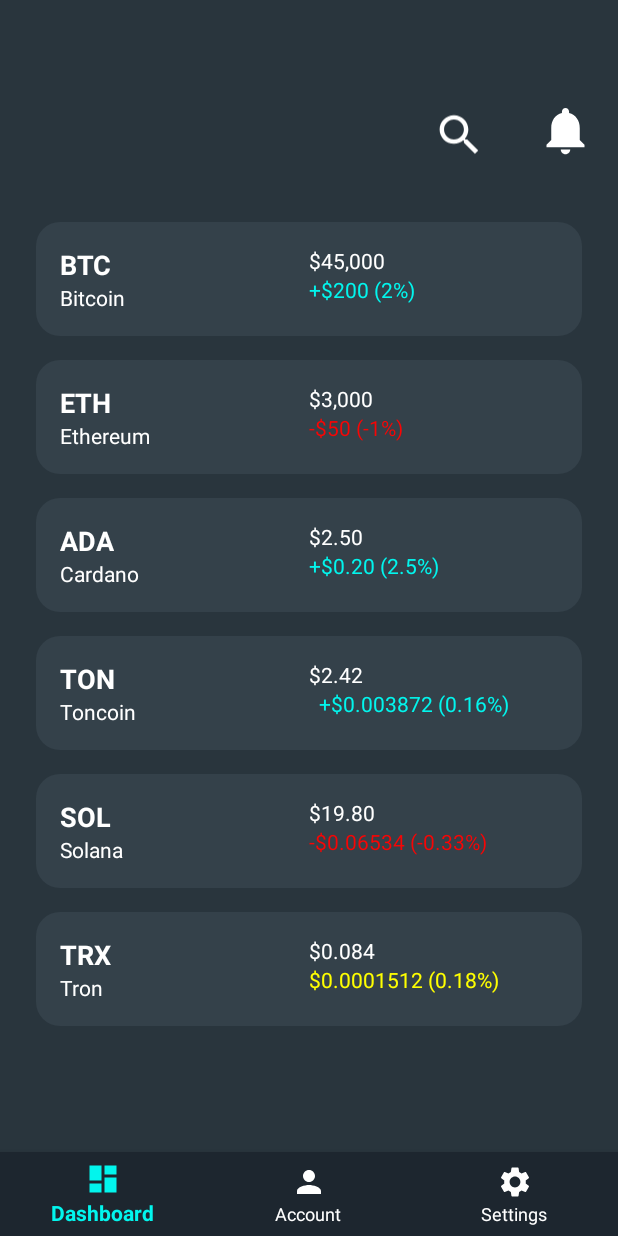
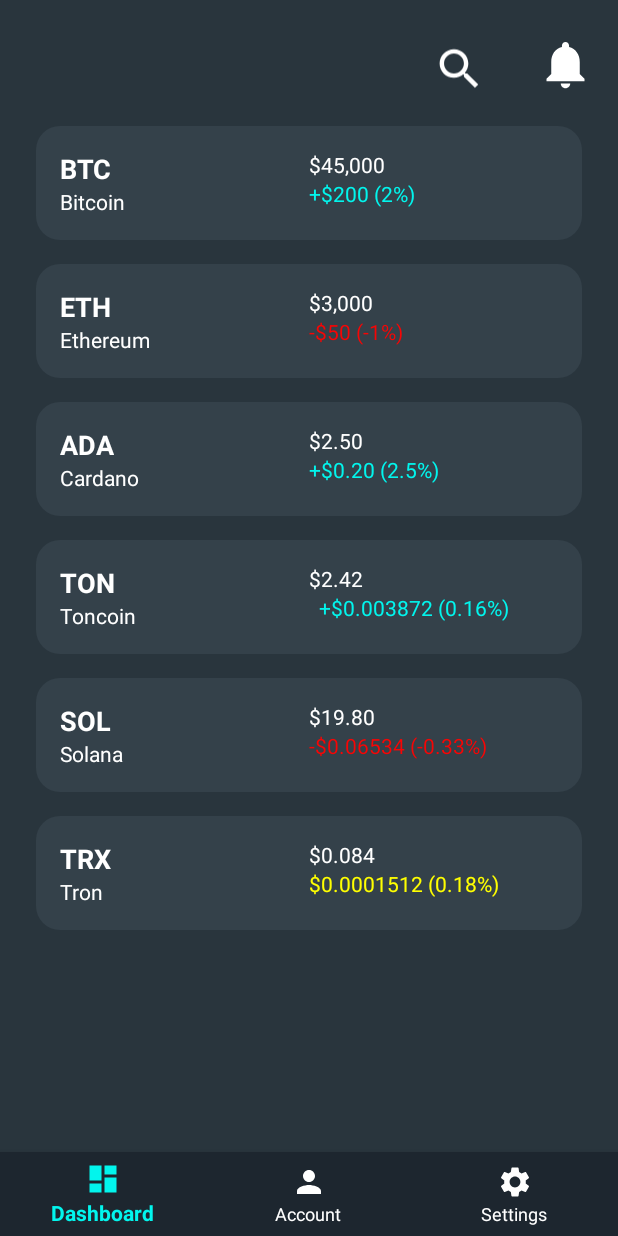
Before and after one commit to littleNightK/CoinView, an Android app: the screen it shows after launch (MainActivity), on a phone screen of 412 x 824 dp. Run offline under Robolectric (Android 15) with nearby library versions, the phone set to English and light mode, and no system bars.

Commit message:
minor dashboard layout changes

```diff
--- a/app/src/main/res/layout/fragment_dashboard.xml
+++ b/app/src/main/res/layout/fragment_dashboard.xml
@@ -18,7 +18,6 @@
         android:id="@+id/searchButton"
         android:layout_width="51dp"
         android:layout_height="60dp"
-        android:layout_marginTop="44dp"
         android:layout_marginEnd="64dp"
         android:contentDescription="Search"
         android:elevation="2dp"
@@ -54,7 +53,6 @@
         android:id="@+id/cryptoRecyclerView"
         android:layout_width="match_parent"
         android:layout_height="0dp"
-        android:layout_marginTop="20dp"
         app:layoutManager="androidx.recyclerview.widget.LinearLayoutManager"
         app:layout_constraintBottom_toBottomOf="parent"
         app:layout_constraintEnd_toEndOf="parent"
```
